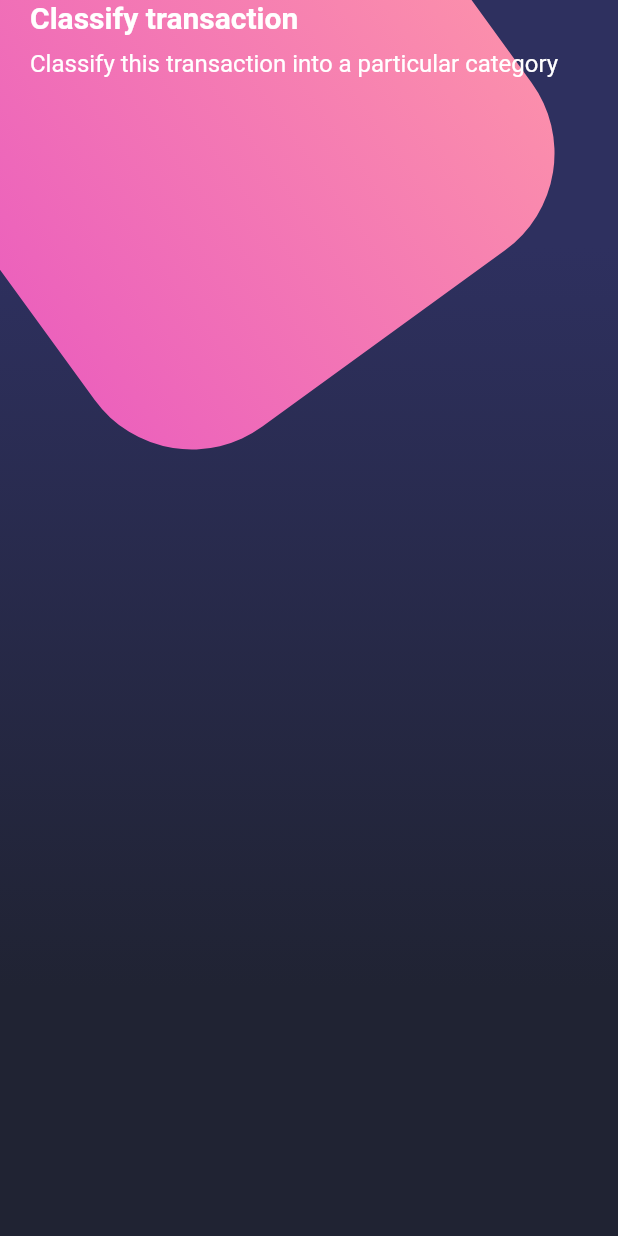
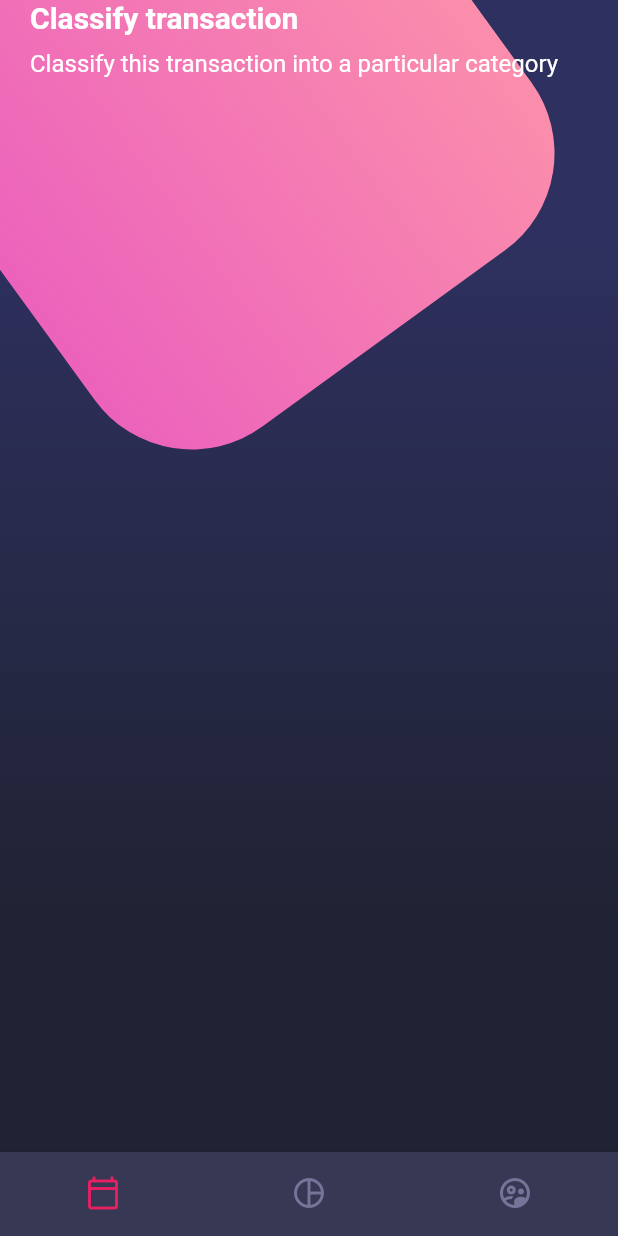
Before and after one commit to Carlos2693/design-flutter-legacy, a Flutter app: the screen it shows after launch, on a phone screen of 412 x 824 dp. Run offline on Flutter 3.47's test engine with Material 2 defaults, Android fonts, the phone set to English and light mode, and no system bars.

Commit message:
[FCB] Diseño compuesto - BottomNavigationBar

```diff
--- a/lib/screens/home_screen.dart
+++ b/lib/screens/home_screen.dart
@@ -1,10 +1,9 @@
 import 'package:designs/widgets/background.dart';
+import 'package:designs/widgets/custom_bottom_navigation.dart';
 import 'package:designs/widgets/page_title.dart';
 import 'package:flutter/material.dart';
 
-
 class HomeScreen extends StatelessWidget {
-
   @override
   Widget build(BuildContext context) {
     return Scaffold(
@@ -15,13 +14,13 @@ class HomeScreen extends StatelessWidget {
           // Home body
           _HomeBody()
         ],
-      )
-   );
+      ),
+      bottomNavigationBar: CustomBottomNavigation(),
+    );
   }
 }
 
 class _HomeBody extends StatelessWidget {
-
   @override
   Widget build(BuildContext context) {
     return SingleChildScrollView(
--- /dev/null
+++ b/lib/widgets/custom_bottom_navigation.dart
@@ -0,0 +1,29 @@
+import 'package:flutter/material.dart';
+
+class CustomBottomNavigation extends StatelessWidget {
+
+  @override
+  Widget build(BuildContext context) {
+    return BottomNavigationBar(
+      showSelectedLabels: false,
+      showUnselectedLabels: false,
+      selectedItemColor: Colors.pink,
+      backgroundColor: Color.fromRGBO(55, 57, 84, 1),
+      unselectedItemColor: Color.fromRGBO(116, 117, 152, 1),
+      items: [
+        BottomNavigationBarItem(
+          icon: Icon(Icons.calendar_today_outlined),
+          label: 'Calendario',
+        ),
+        BottomNavigationBarItem(
+          icon: Icon(Icons.pie_chart_outline_outlined),
+          label: 'Grafica',
+        ),
+        BottomNavigationBarItem(
+          icon: Icon(Icons.supervised_user_circle_outlined),
+          label: 'Usuarios',
+        )
+      ]
+    );
+  }
+}
```
